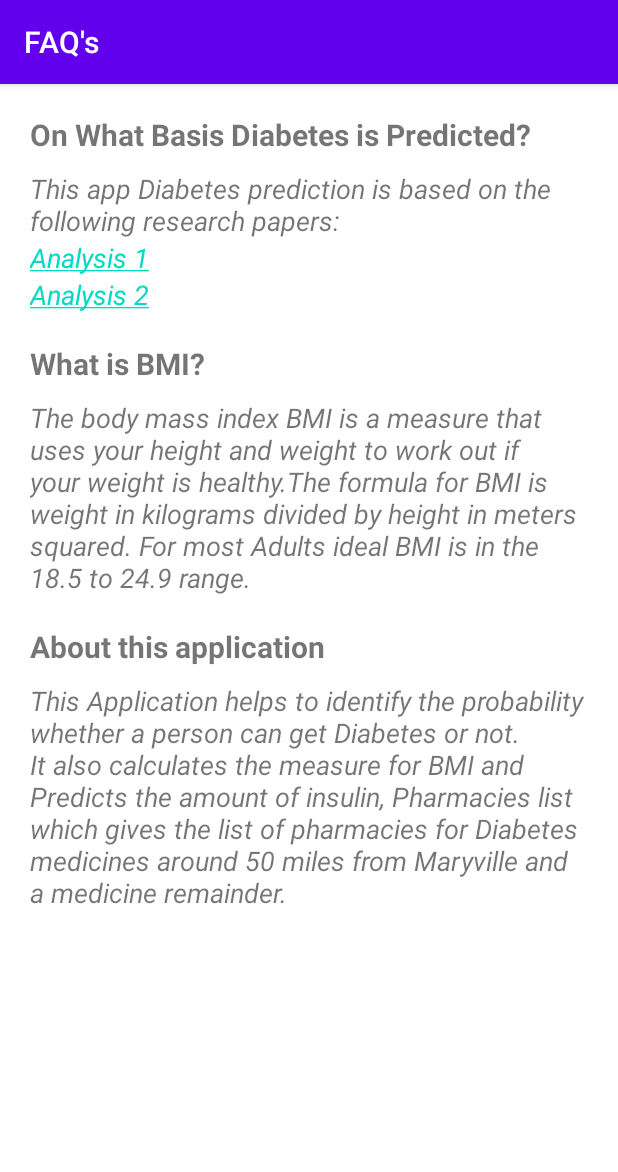
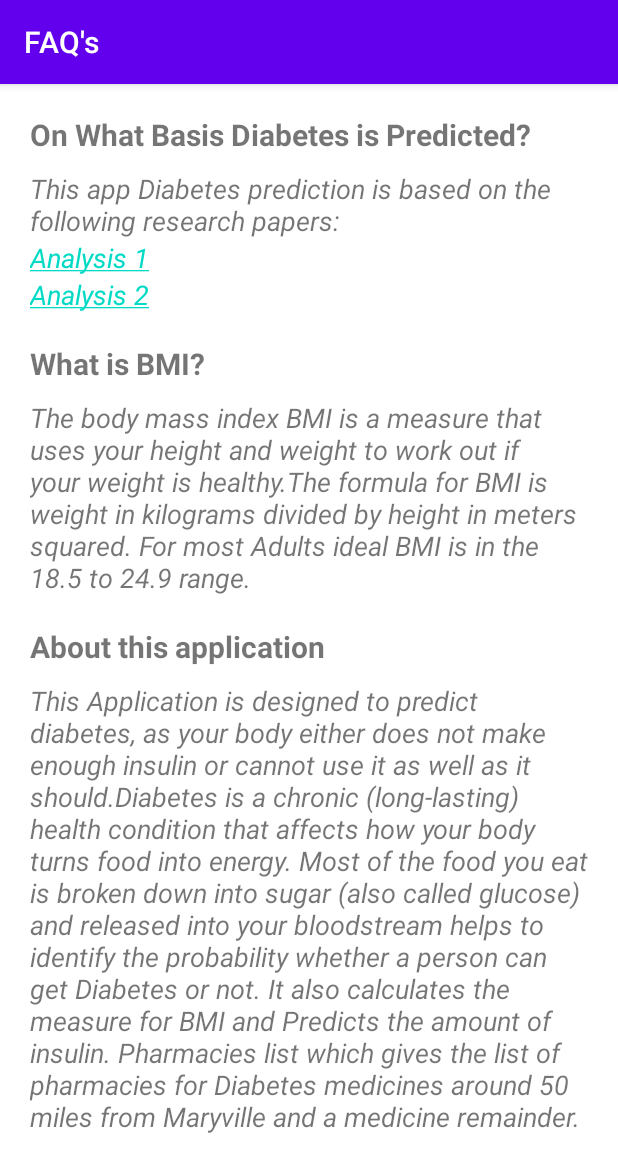
Before and after one commit to S545232/DiabetesPrognosis, an Android app: the FaqActivity screen opened directly, with no data from a screen before it, on a phone screen of 412 x 824 dp. Shown: the top 1172 px of the screen. Run offline under Robolectric (Android 15) with nearby library versions, the phone set to English and light mode, and no system bars.

Commit message:
added crucial points in about description for Diabetes app

```diff
--- a/app/src/main/res/values/strings.xml
+++ b/app/src/main/res/values/strings.xml
@@ -7,7 +7,7 @@
     <string name="pharmacy_near_me">Pharmacy Near Me</string>
     <string name="faq_s">FAQ\'s</string>
     <string name="bmi_descrption_str">The body mass index BMI is a measure that uses your height and weight to work out if your weight is healthy.The formula for BMI is weight in kilograms divided by height in meters squared. For most Adults ideal BMI is in the 18.5 to 24.9 range.</string>
-    <string name="about_desc_str">This Application helps to identify the probability whether a person can get Diabetes or not. It also calculates the measure for BMI and Predicts the amount of insulin, Pharmacies list which gives the list of pharmacies for Diabetes medicines around 50 miles from Maryville and a medicine remainder.</string>
+    <string name="about_desc_str">This Application is designed to predict diabetes, as your body either does not make enough insulin or cannot use it as well as it should.Diabetes is a chronic (long-lasting) health condition that affects how your body turns food into energy. Most of the food you eat is broken down into sugar (also called glucose) and released into your bloodstream helps to identify the probability whether a person can get Diabetes or not. It also calculates the measure for BMI and Predicts the amount of insulin. Pharmacies list which gives the list of pharmacies for Diabetes medicines around 50 miles from Maryville and a medicine remainder.</string>
     <string
         name="messageWithLink"><a href="https://www.analyticsvidhya.com/blog/2022/01/diabetes-prediction-using-machine-learning/">Analysis 1</a></string>
     <string
```
